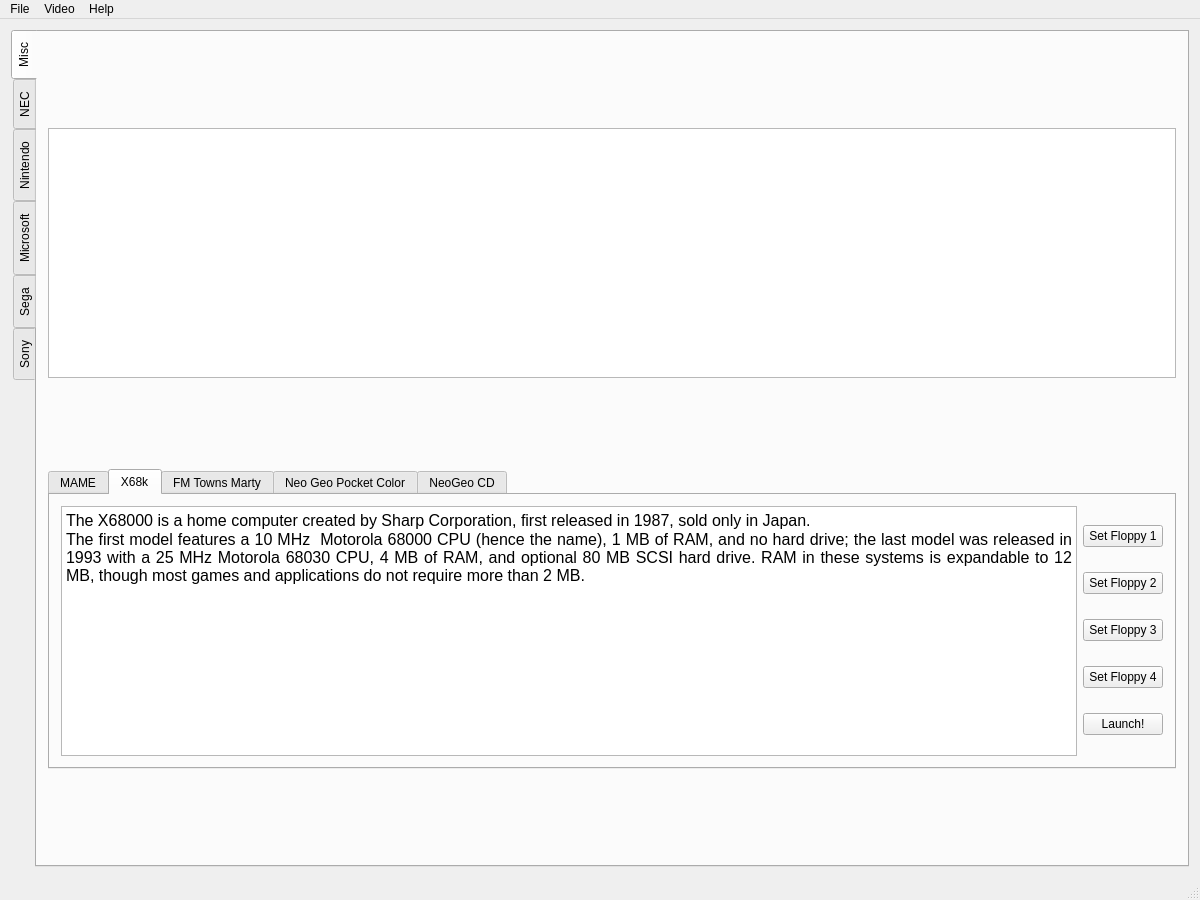
Old version of the form BlackNoah/mainwindow.ui in the repository Rugaliz/Black_Noah.
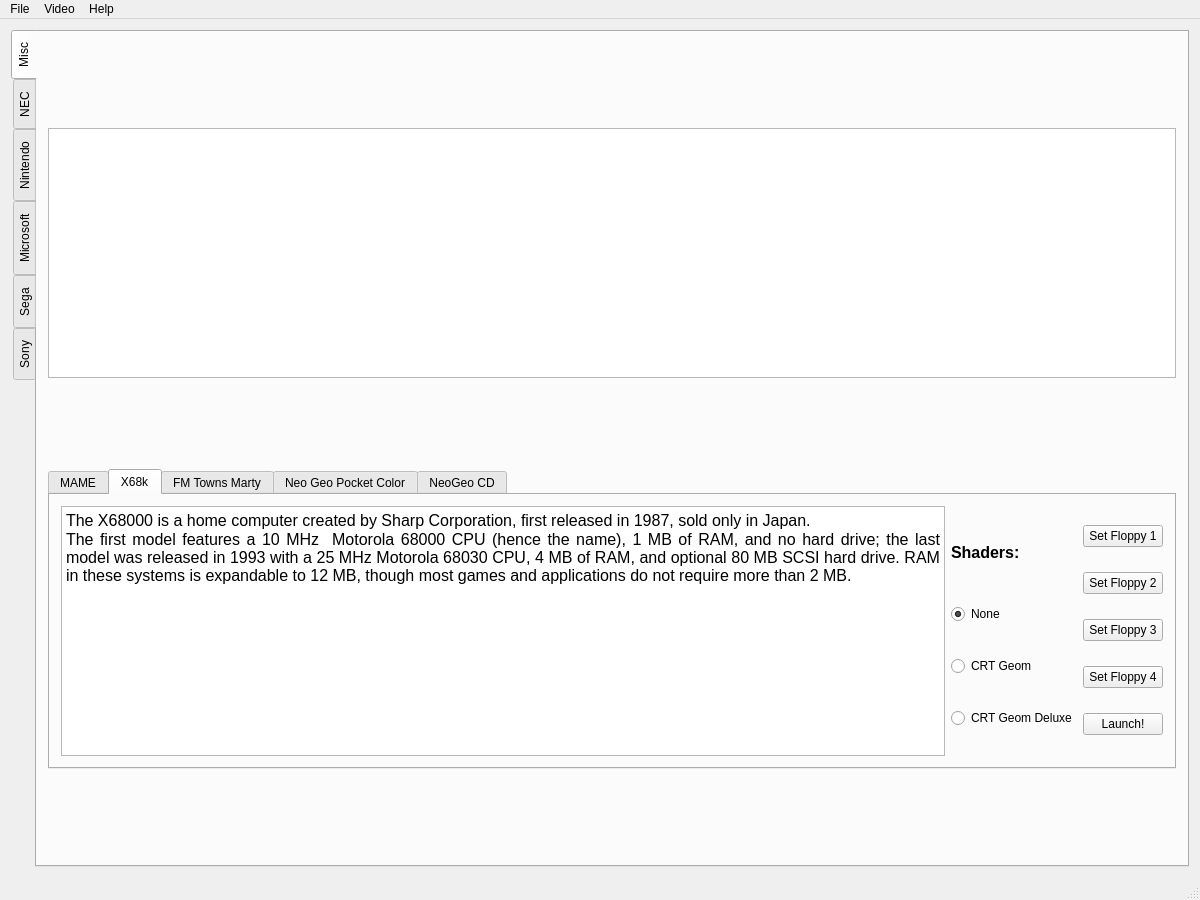
New version of the form. The open tabs and pages were chosen to show the change.

Commit message: updated copyright, added beginings of single machine shader section

```diff
--- a/BlackNoah/mainwindow.ui
+++ b/BlackNoah/mainwindow.ui
@@ -126,9 +126,58 @@
             <string>X68k</string>
            </attribute>
            <layout class="QGridLayout" name="gridLayout_13">
-            <item row="5" column="0">
+            <item row="3" column="0">
              <layout class="QGridLayout" name="gridLayout_12">
-              <item row="0" column="1">
+              <item row="0" column="3">
+               <layout class="QVBoxLayout" name="x68k_shaders">
+                <item>
+                 <widget class="QLabel" name="label">
+                  <property name="maximumSize">
+                   <size>
+                    <width>16777215</width>
+                    <height>40</height>
+                   </size>
+                  </property>
+                  <property name="font">
+                   <font>
+                    <pointsize>12</pointsize>
+                    <weight>75</weight>
+                    <bold>true</bold>
+                    <underline>false</underline>
+                   </font>
+                  </property>
+                  <property name="text">
+                   <string>Shaders:</string>
+                  </property>
+                 </widget>
+                </item>
+                <item>
+                 <widget class="QRadioButton" name="x68k_shader_none">
+                  <property name="text">
+                   <string>None</string>
+                  </property>
+                  <property name="checked">
+                   <bool>true</bool>
+                  </property>
+                 </widget>
+                </item>
+                <item>
+                 <widget class="QRadioButton" name="x68k_shader_CRT_geom">
+                  <property name="text">
+                   <string>CRT Geom</string>
+                  </property>
+                 </widget>
+                </item>
+                <item>
+                 <widget class="QRadioButton" name="x68k_shader_CRT_geom_deluxe">
+                  <property name="text">
+                   <string>CRT Geom Deluxe</string>
+                  </property>
+                 </widget>
+                </item>
+               </layout>
+              </item>
+              <item row="0" column="4">
                <layout class="QVBoxLayout" name="verticalLayout_21">
                 <item>
                  <widget class="QPushButton" name="Chose_file_X68k_floppy1">
```
Left out of the diff: 71 changed lines with no effect on the pictures. The commit also changes 12 other files.
